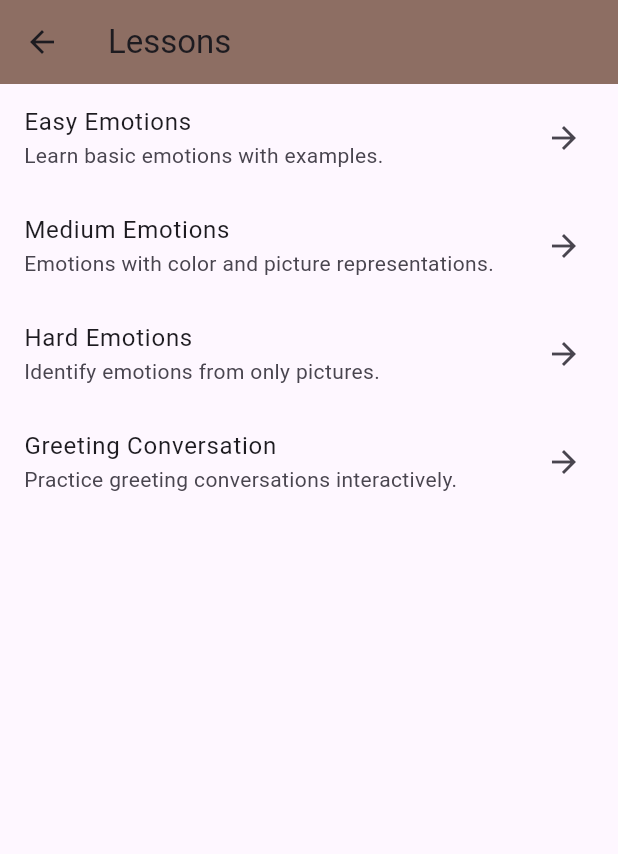
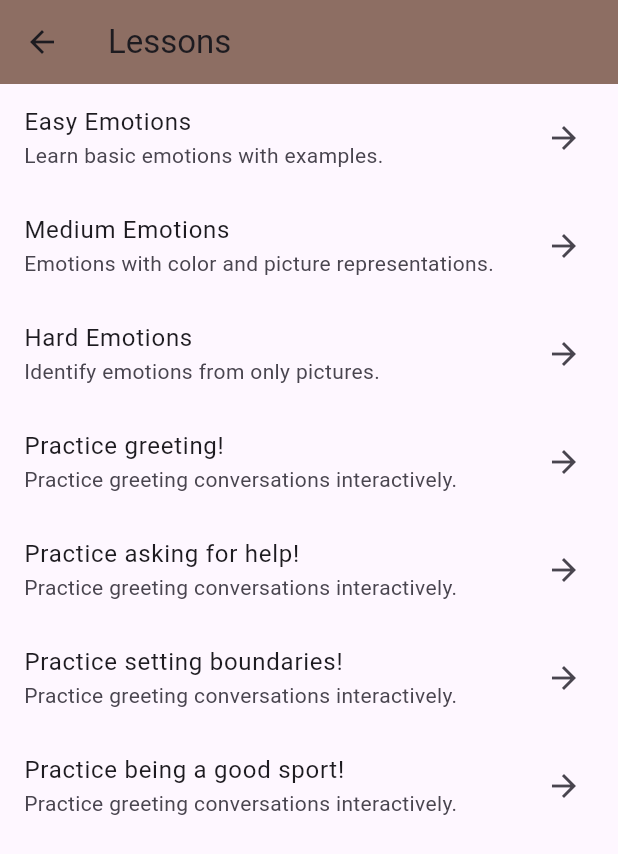
Before and after one commit to rdiorio/SeniorDesignProject, a Flutter app: the LessonsPage screen opened directly, on a phone screen of 412 x 824 dp. Shown: the top 854 px of the screen. Run offline on Flutter 3.47's test engine with Material 3 defaults, Android fonts, the light colour scheme and no system bars; our stand-ins replace audioplayers, camera, cloud_firestore, firebase_auth, firebase_core, flutter_spinkit and 1 more; accounts and stored records are empty.

Commit message:
added all stories

```diff
--- a/social_sense/lib/conversation_services/tts_services.dart
+++ b/social_sense/lib/conversation_services/tts_services.dart
@@ -30,8 +30,8 @@ class TextToSpeechService {
       "input": {"text": text},
       "voice": {
         "languageCode": "en-US",
-        "name": "en-US-Wavenet-D",
-        "ssmlGender": "MALE"
+        "name": "Leda",
+        "ssmlGender": "FEMALE"
       },
       "audioConfig": {
         "audioEncoding": "MP3",
--- a/social_sense/lib/screens/lessons.dart
+++ b/social_sense/lib/screens/lessons.dart
@@ -88,9 +88,27 @@ class LessonsPage extends StatelessWidget {
           ),
           _buildLessonTile(
             context,
-            title: 'Greeting Conversation',
+            title: 'Practice greeting!',
             subtitle: 'Practice greeting conversations interactively.',
             page: ConversationScreen(conversationTopic: "greeting"),
+          ),
+          _buildLessonTile(
+            context,
+            title: 'Practice asking for help!',
+            subtitle: 'Practice greeting conversations interactively.',
+            page: ConversationScreen(conversationTopic: "askHelp"),
+          ),
+          _buildLessonTile(
+            context,
+            title: 'Practice setting boundaries!',
+            subtitle: 'Practice greeting conversations interactively.',
+            page: ConversationScreen(conversationTopic: "boundaries"),
+          ),
+          _buildLessonTile(
+            context,
+            title: 'Practice being a good sport!',
+            subtitle: 'Practice greeting conversations interactively.',
+            page: ConversationScreen(conversationTopic: "game"),
           ),
         ],
       ),
```
